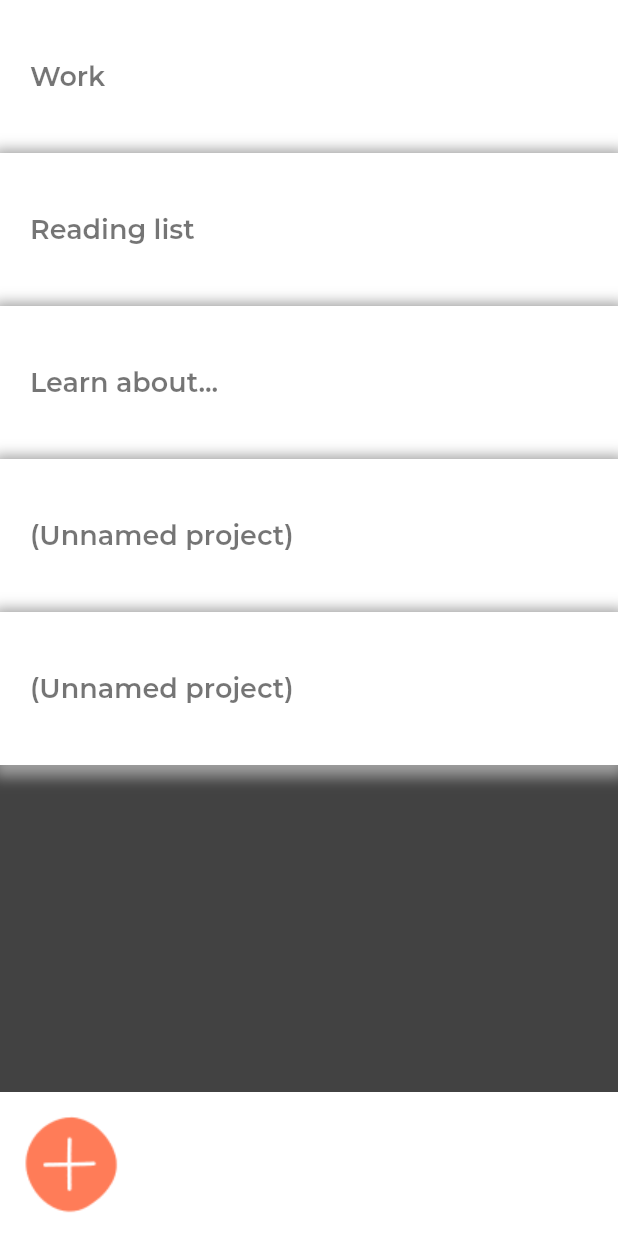
After one commit to Anastasia-Nayita/pomodoro.tasks, a Flutter app: the screen it shows after launch, after a tap on "Get Started!", on a phone screen of 412 x 824 dp. The commit adds this screen. Run offline on Flutter 3.47's test engine with Material 2 defaults, Android fonts, the phone set to English and light mode, and no system bars; our stand-ins replace google_fonts.

Commit message:
added project page, project card widget

```diff
--- a/lib/screens/homepage.dart
+++ b/lib/screens/homepage.dart
@@ -1,4 +1,5 @@
 import 'package:flutter/material.dart';
+import 'package:what_todo/screens/projectpage.dart';
 import 'package:what_todo/widgets.dart';
 
 class Homepage extends StatefulWidget {
@@ -30,7 +31,7 @@ class _HomepageState extends State<Homepage> {
               bottom: 165,
               right: 20,
               left: 20,
-              child: TaskCardWidget(),
+              child: IntroWidget(),
             ),
             Align(
               alignment: Alignment(0.0, 0.8),
@@ -42,6 +43,13 @@ class _HomepageState extends State<Homepage> {
                 decoration: BoxDecoration(
                   color: Color(0xFFC9B07F),
                 ),
+                child: GestureDetector(
+                  onTap: () {
+                    Navigator.push(
+                      context,
+                      MaterialPageRoute(builder: (context) => Projectpage()),
+                    );
+                  },
                   child: Text(
                     'Get Started!',
                     style: TextStyle(
@@ -53,6 +61,7 @@ class _HomepageState extends State<Homepage> {
                   ),
                 ),
               ),
+            ),
           ],
         ),
       ),
--- /dev/null
+++ b/lib/screens/projectpage.dart
@@ -0,0 +1,54 @@
+import 'package:flutter/material.dart';
+import 'package:what_todo/widgets.dart';
+
+class Projectpage extends StatefulWidget {
+  @override
+  _ProjectpageState createState() => _ProjectpageState();
+}
+
+class _ProjectpageState extends State<Projectpage> {
+  @override
+  Widget build(BuildContext context) {
+    return Scaffold(
+      body: SafeArea(
+        child: Container(
+          child: Column(
+            crossAxisAlignment: CrossAxisAlignment.start,
+            children: [
+              Expanded(
+                child: ListView(
+                  children: [
+                    ProjectCard(
+                      projTitle: "Work",
+                    ),
+                    ProjectCard(
+                      projTitle: "Reading list",
+                    ),
+                    ProjectCard(
+                      projTitle: "Learn about...",
+                    ),
+                    ProjectCard(),
+                    ProjectCard(),
+                  ],
+                ),
+              ),
+              Container(
+                decoration: BoxDecoration(color: Colors.white),
+                width: double.infinity,
+                child: Row(
+                  children: [
+                    Image(
+                      image: AssetImage(
+                        'assets/images/add.png',
+                      ),
+                    )
+                  ],
+                ),
+              ),
+            ],
+          ),
+        ),
+      ),
+    );
+  }
+}
--- a/lib/widgets.dart
+++ b/lib/widgets.dart
@@ -2,10 +2,11 @@ import 'dart:ui';
 
 import 'package:flutter/material.dart';
 
-class TaskCardWidget extends StatelessWidget {
+class IntroWidget extends StatelessWidget {
   final String title;
   final String desc;
-  TaskCardWidget({this.title, this.desc});
+
+  IntroWidget({this.title, this.desc});
 
   @override
   Widget build(BuildContext context) {
@@ -19,7 +20,7 @@ class TaskCardWidget extends StatelessWidget {
       ),
       decoration: BoxDecoration(
         border: Border.all(
-          color: Colors.deepPurple,
+          //  color: Colors.deepPurple,
           width: 4,
         ),
       ),
@@ -53,3 +54,35 @@ class TaskCardWidget extends StatelessWidget {
     );
   }
 }
+
+class ProjectCard extends StatelessWidget {
+  final String projTitle;
+  ProjectCard({this.projTitle});
+
+  @override
+  Widget build(BuildContext context) {
+    return Container(
+      decoration: BoxDecoration(
+        color: Colors.white,
+        boxShadow: [
+          BoxShadow(
+            color: Colors.grey,
+            spreadRadius: 5,
+            blurRadius: 7,
+            offset: Offset(0, 3),
+          )
+        ],
+      ),
+      width: double.infinity,
+      padding: EdgeInsets.symmetric(
+        horizontal: 20.0,
+        vertical: 40.0,
+      ),
+      child: Text(
+        projTitle ?? "(Unnamed project)",
+        style: TextStyle(
+            color: Colors.black54, fontSize: 18.0, fontWeight: FontWeight.w600),
+      ),
+    );
+  }
+}
```
Also changed, not shown: assets/images/add.png (added). Lines whose indentation alone changed are shown as unchanged.
